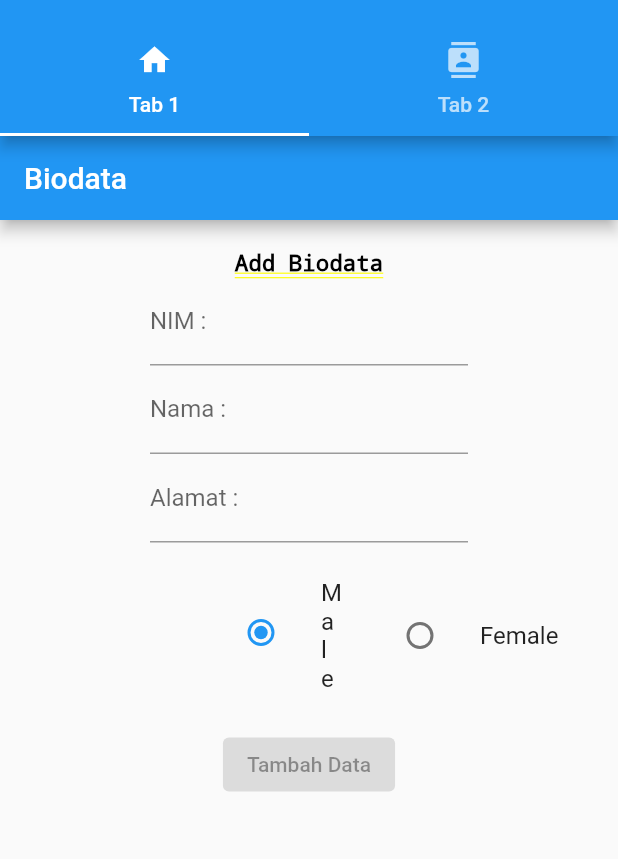
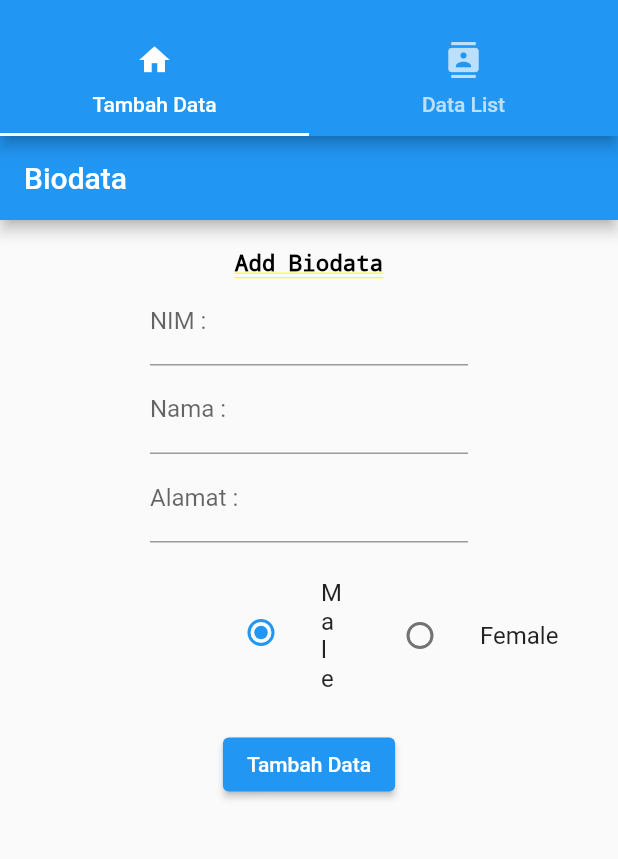
Before and after one commit to AndreMaulanaMustofa/UAS_Kelompok1_Mobile, a Flutter app: the screen it shows after launch, on a phone screen of 412 x 824 dp, the part 59-918 px from its top. Run offline on Flutter 3.47's test engine with Material 2 defaults, Android fonts, the phone set to English and light mode, and no system bars; our stand-ins replace sqflite; accounts and stored records are empty.

Commit message:
Little fix

```diff
--- a/lib/main.dart
+++ b/lib/main.dart
@@ -3,7 +3,16 @@ import 'package:uas_kelompok1_mobile/pages/biodata_page.dart';
 import 'package:uas_kelompok1_mobile/pages/data_page.dart';
 import 'package:uas_kelompok1_mobile/pages/detail_page.dart';
 
-void main() => runApp(MyApp());
+void main(){
+  runApp(MaterialApp(
+    initialRoute: '/',
+    routes: {
+      '/' :(context) => MyApp(),
+      '/data' :(context) => DataPage(),
+      '/detail' :(context) => DetailPage(),
+    },
+  ));
+}
 
 class MyApp extends StatelessWidget {
   @override
@@ -16,8 +25,8 @@ class MyApp extends StatelessWidget {
             title: Text('Flutter Tabs Demo'),
             bottom: TabBar(
               tabs: [
-                Tab(icon: Icon(Icons.home), text: "Tab 1"),
-                Tab(icon: Icon(Icons.contacts), text: "Tab 2")
+                Tab(icon: Icon(Icons.home), text: "Tambah Data"),
+                Tab(icon: Icon(Icons.contacts), text: "Data List"),
               ],
             ),
           ),
--- a/lib/models/item.dart
+++ b/lib/models/item.dart
@@ -1,16 +1,16 @@
 import 'package:flutter/material.dart';
 
 class Item{
-  String _nim;
+  int _nim;
   String _nama;
   String _alamat;
   String _kelamin;
 
-String get nim => this._nim;
-set nim (String value) => this._nim = value;
+int get nim => this._nim;
+set nim (int value) => this._nim = value;
 
 String get nama => this._nama;
-set name(String value) => this._nama = value;
+set nama(String value) => this._nama = value;
 
 String get alamat => this._alamat;
 set alamat (String value) => this._alamat = value;
--- a/lib/pages/biodata_page.dart
+++ b/lib/pages/biodata_page.dart
@@ -1,8 +1,13 @@
 import 'package:flutter/material.dart';
 import 'package:flutter/services.dart';
+import 'package:uas_kelompok1_mobile/DbHelper.dart';
 import 'package:uas_kelompok1_mobile/models/item.dart';
+import 'package:uas_kelompok1_mobile/main.dart';
+import 'package:uas_kelompok1_mobile/pages/data_page.dart';
 
 class BiodataPage extends StatelessWidget {
+  Item item;
+
   @override
   Widget build(BuildContext context) {
     return MaterialApp(
@@ -12,7 +17,7 @@ class BiodataPage extends StatelessWidget {
           appBar: AppBar(
             title: Text("Biodata"),
           ),
-          body: myBody(),
+          body: myBody(this.item),
         ),
       ),
     );
@@ -20,8 +25,12 @@ class BiodataPage extends StatelessWidget {
 }
 
 class myBody extends StatefulWidget {
+  final Item item;
+
+  myBody(this.item);
+
   @override
-  State<myBody> createState() => _mybody();
+  State<myBody> createState() => _mybody(this.item);
 }
 
 enum Gender { male, female }
@@ -31,20 +40,17 @@ class _mybody extends State<myBody> {
 
   Item item;
 
-  TextEditingController nimController     = TextEditingController();
-  TextEditingController namaController    = TextEditingController();
-  TextEditingController alamatController  = TextEditingController();
-  TextEditingController kelaminController = TextEditingController();
+  _mybody(this.item);
+
+  DbHelper dbHelper = DbHelper();
+
+  final nimController     = TextEditingController();
+  final namaController    = TextEditingController();
+  final alamatController  = TextEditingController();
+  final kelaminController = TextEditingController();
 
   @override
   Widget build(BuildContext context) {
-    if (item != null){
-      nimController.text = item.nim.toString();
-      namaController.text = item.nama;
-      alamatController.text = item.alamat;
-      kelaminController.text = item.kelamin;
-    }
-
     return MaterialApp(
       home: Column(
         children: [
@@ -63,7 +69,7 @@ class _mybody extends State<myBody> {
           Container(
             child: TextField(
               decoration: InputDecoration(
-                label: Text("NIM :"),
+                label: Text("NIM : "),
               ),
               keyboardType: TextInputType.number,
               inputFormatters: [FilteringTextInputFormatter.digitsOnly],
@@ -108,9 +114,9 @@ class _mybody extends State<myBody> {
                     groupValue: _gender,
                     onChanged: (Gender value) {
                       setState(() {
-                        _gender = kelaminController.text as Gender;
                         _gender = value;
                       });
+                        _gender = kelaminController.text as Gender;
                     },
                   ),
                   contentPadding: EdgeInsets.only(left: 150, top: 20, bottom: 20),
@@ -124,9 +130,9 @@ class _mybody extends State<myBody> {
                     groupValue: _gender,
                     onChanged: (Gender value) {
                       setState(() {
-                        _gender = kelaminController.text as Gender;
                         _gender = value;
                       });
+                        _gender = kelaminController.text as Gender;
                     },
                   ),
                   contentPadding: EdgeInsets.only(left: 50, top: 20, bottom: 20),
@@ -137,21 +143,23 @@ class _mybody extends State<myBody> {
           Column(
             children: [
               ElevatedButton(
-                onPressed: (() {
-<<<<<<< HEAD
-                  // if (Item == null){
-                  //   Item = Item(NIM, nama, alamat, kelamin)
-                  // }
-=======
-                  if (Item == null){
-                    item = Item(
-                      nimController.toString(),
-                      namaController.text,
-                      alamatController.text,
-                      kelaminController.text);
+                onPressed: () {
+                  item = Item(
+                    int.parse(nimController.text),
+                    namaController.text,
+                    alamatController.text,
+                    kelaminController.text
+                  );
+                  if(item != null){
+                    addItem(item);
+                    Navigator.push(
+                      context,
+                      MaterialPageRoute(
+                        builder: (context) => DataPage(),
+                      ),
+                    );
                   }
->>>>>>> 983ff693e03e7ccf48dabd3cb32d3634df1cd6d3
-                }),
+                },
                 child: Text("Tambah Data"),
                 style: ButtonStyle(
                   alignment: Alignment.center,
@@ -163,4 +171,35 @@ class _mybody extends State<myBody> {
       ),
     );
   }
+
+  void addItem(Item item) async {
+    DataPage datapage = DataPage();
+    int result = await dbHelper.insert(item);
+    if (result > 0){
+      showAlertDialog(context);
+    }
+  }
 }
+
+showAlertDialog(BuildContext context) {
+  Item item;
+  Widget okButton = MaterialButton(
+    child: Text("OK"),
+    onPressed: () { },
+  );
+
+  AlertDialog alert = AlertDialog(
+    title: Text("Success"),
+    content: Text("Data Telah di Tambahkan"),
+    actions: [
+      okButton,
+    ],
+  );
+
+  showDialog(
+    context: context,
+    builder: (BuildContext context) {
+      return alert;
+    },
+  );
+}
```
Also changed, not shown: lib/DbHelper.dart (+5 -4 lines).
